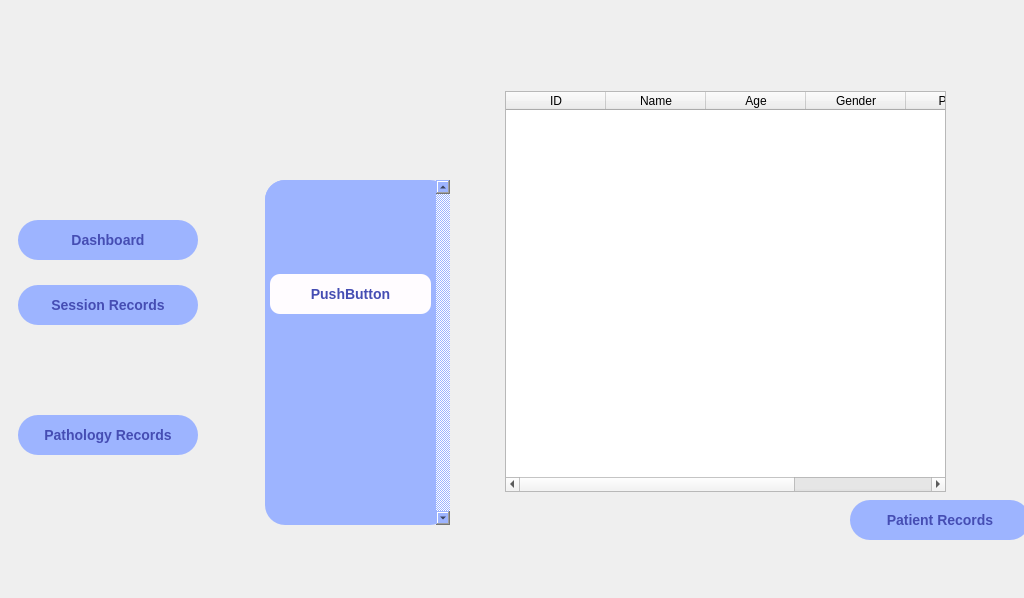
Qt form Front/recordsPathology.ui (ahmads1990/GradProjectApp) before a commit.
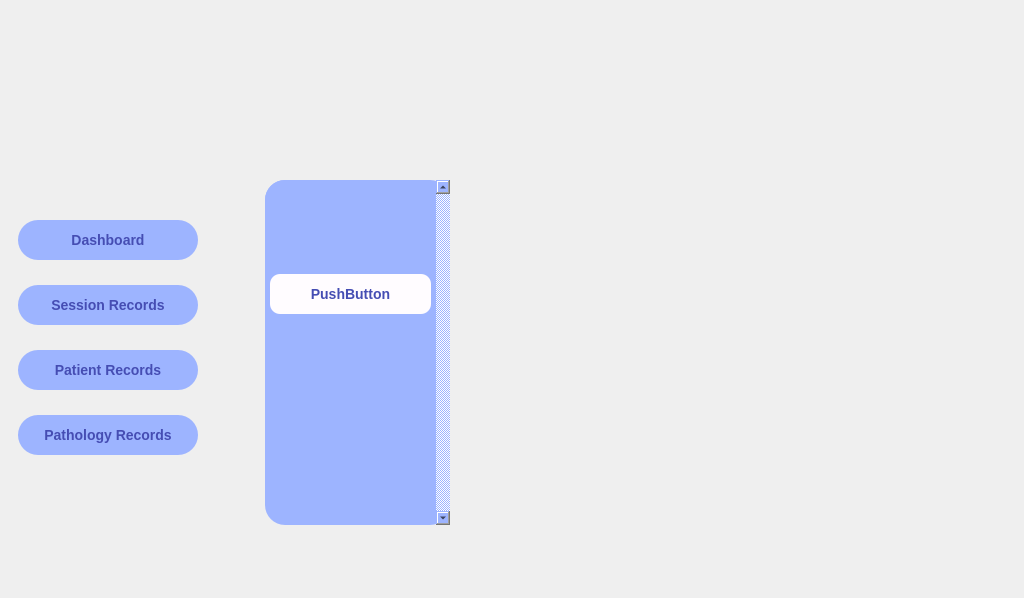
The same form after that commit. Icons and pictures are not drawn.

Diff of the .ui file:
```diff
--- a/Front/recordsPathology.ui
+++ b/Front/recordsPathology.ui
@@ -132,46 +132,6 @@
      </size>
     </property>
    </widget>
-   <widget class="QTableWidget" name="tableWidget">
-    <property name="geometry">
-     <rect>
-      <x>505</x>
-      <y>91</y>
-      <width>441</width>
-      <height>401</height>
-     </rect>
-    </property>
-    <column>
-     <property name="text">
-      <string>ID</string>
-     </property>
-    </column>
-    <column>
-     <property name="text">
-      <string>Name</string>
-     </property>
-    </column>
-    <column>
-     <property name="text">
-      <string>Age</string>
-     </property>
-    </column>
-    <column>
-     <property name="text">
-      <string>Gender</string>
-     </property>
-    </column>
-    <column>
-     <property name="text">
-      <string>Phone</string>
-     </property>
-    </column>
-    <column>
-     <property name="text">
-      <string>Email</string>
-     </property>
-    </column>
-   </widget>
    <widget class="QScrollArea" name="scrollArea">
     <property name="geometry">
      <rect>
@@ -272,8 +232,8 @@
    <widget class="QPushButton" name="btn_records_patient">
     <property name="geometry">
      <rect>
-      <x>850</x>
-      <y>500</y>
+      <x>18</x>
+      <y>350</y>
       <width>180</width>
       <height>40</height>
      </rect>
@@ -301,6 +261,19 @@
      </size>
     </property>
    </widget>
+   <widget class="QLabel" name="pathologyLabel">
+    <property name="geometry">
+     <rect>
+      <x>510</x>
+      <y>80</y>
+      <width>431</width>
+      <height>411</height>
+     </rect>
+    </property>
+    <property name="text">
+     <string/>
+    </property>
+   </widget>
   </widget>
  </widget>
  <resources>
```
